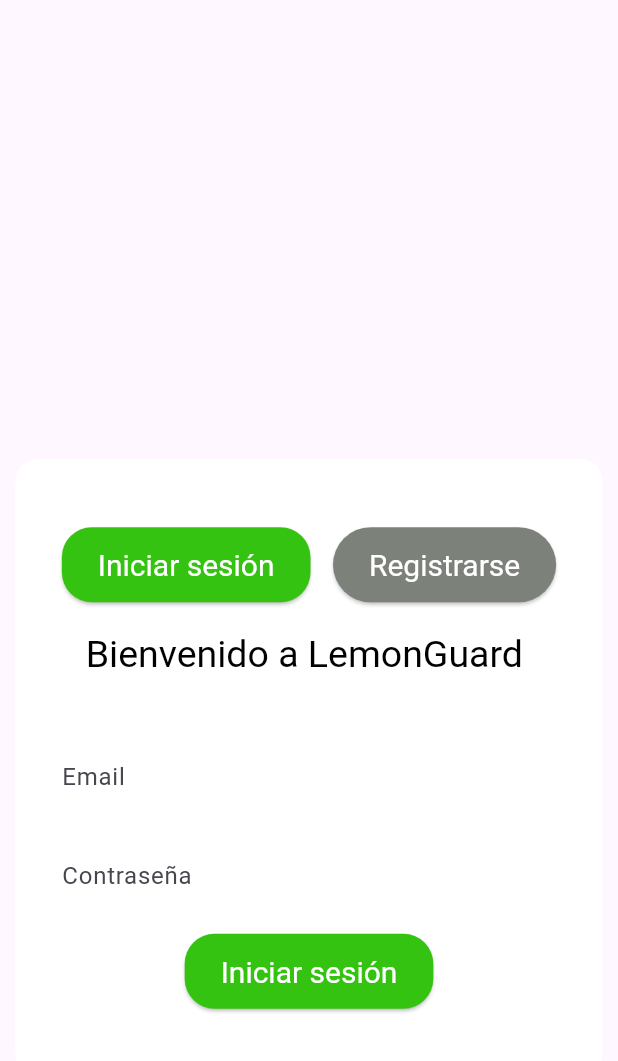
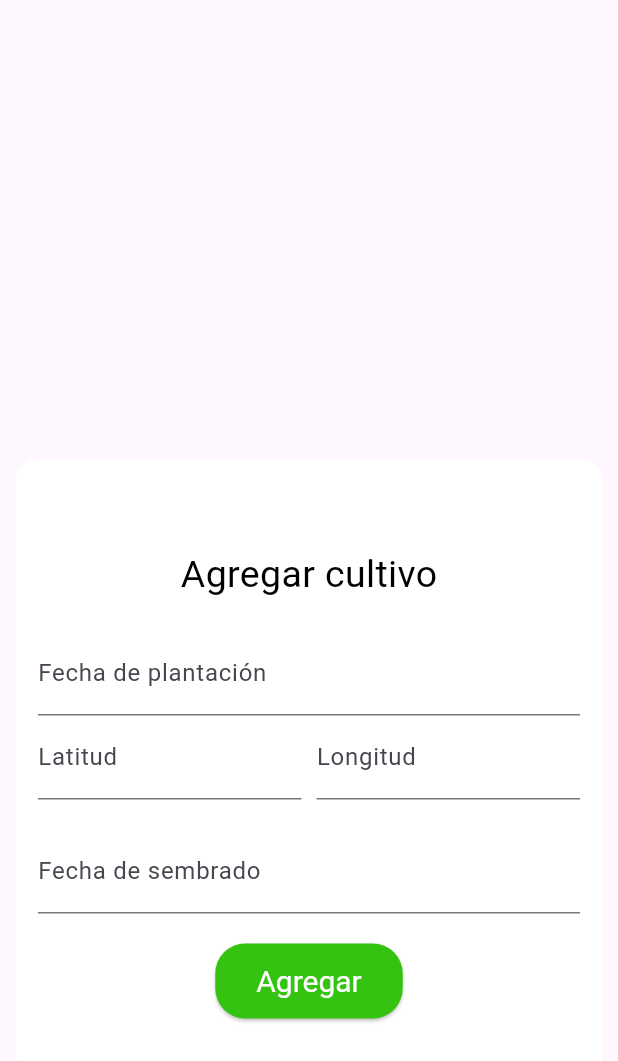
Before and after one commit to SharyPrada/lemonGuard, a Flutter app: the HomeBody widget shown alone on an empty page, opened directly, on a phone screen of 412 x 824 dp. Shown: the top 1061 px of the screen. Run offline on Flutter 3.47's test engine with Material 3 defaults, Android fonts, the light colour scheme and no system bars; our stand-ins replace shared_preferences; missing offline and left inert: jwt_decode; accounts and stored records are empty.

Commit message:
cambios en validaciones, y creacion de index de cultivo

```diff
--- a/lib/routes.dart
+++ b/lib/routes.dart
@@ -1,9 +1,14 @@
-class ApiService {
+class ApiUserService {
   static const String apiBaseUrl = 'http://127.0.0.1:8000/api/';
 
-  static const String apiLoginUrl = '${apiBaseUrl}pruebalogin';
-  static const String apiRegisterUrl = '${apiBaseUrl}pruebaregister/';
+  static const String apiLoginUrl = '${apiBaseUrl}users/login/';
+  static const String apiRegisterUrl = '${apiBaseUrl}users/signup/';
   static const String apiGetUserUrl = '${apiBaseUrl}users/me/';
+}
+class ApiCropService {
+  static const String apiBaseUrl = 'http://127.0.0.1:8000/api/';
 
-
+  static const String getDataCropIndexUrl = '${apiBaseUrl}crops/index/';
+  static const String apiRegisterUrl = '${apiBaseUrl}crops/edit/';
+  static const String apiGetUserUrl = '${apiBaseUrl}crops/create/';
 }
--- a/lib/screens/base_style.dart
+++ b/lib/screens/base_style.dart
@@ -10,6 +10,7 @@
   Widget build(BuildContext context) {
     return Container(
       decoration: const BoxDecoration(
+        color: Colors.transparent,
         image: DecorationImage(
           image: AssetImage('assets/fondo.png'),
           fit: BoxFit.cover,
--- /dev/null
+++ b/lib/screens/crop_lemon/index.dart
@@ -0,0 +1,139 @@
+import 'package:flutter/material.dart';
+import 'package:lemon_guard/screens/base_style.dart';
+import 'package:lemon_guard/screens/layouts/navbar.dart';
+
+class IndexCropScreen extends StatelessWidget {
+  const IndexCropScreen({super.key});
+
+  @override
+  Widget build(BuildContext context) {
+
+    return const Scaffold(
+      backgroundColor: Colors.transparent,
+      body: BackgroundContainer(
+       child: Scaffold(
+          backgroundColor: Colors.transparent,
+          body: BackgroundContainer(
+            child: Stack( // Usar Stack para superponer el NavBar
+              children: [
+                HomeBody(),
+                Positioned(
+                  top : 0.0,
+                  left: 0.0,
+                  right: 0.0,
+                  child: NavBar(),
+                ),
+              ],
+            ),
+          ),
+        ),
+      ),
+    );
+  }
+}
+
+class HomeBody extends StatefulWidget {
+  const HomeBody({super.key});
+
+  @override
+  State<HomeBody> createState() => _HomeBodyState();
+}
+
+class _HomeBodyState extends State<HomeBody> {
+  final TextEditingController fechaPlantacionController = TextEditingController();
+  final TextEditingController latitudController = TextEditingController();
+  final TextEditingController longitudController = TextEditingController();
+  final TextEditingController tiempoCosechaController = TextEditingController();
+
+  @override
+  Widget build(BuildContext context) {
+    return Padding(
+      padding: const EdgeInsets.only(top: 200),
+      child: Center(
+        child: SizedBox(
+          width: MediaQuery.of(context).size.width * 0.95,
+          height: MediaQuery.of(context).size.height * 0.5,
+          child: Container(
+            padding: const EdgeInsets.only(top: 0),
+            decoration: BoxDecoration(
+              color: Colors.white,
+              borderRadius: BorderRadius.circular(15),
+            ),
+            child: Padding(
+              padding: const EdgeInsets.all(15),
+              child: Column(
+                mainAxisAlignment: MainAxisAlignment.center,
+                children: <Widget>[
+                  const SizedBox(height: 20),
+                  const Text(
+                    "Agregar cultivo",
+                    style: TextStyle(fontSize: 25, color: Colors.black),
+                  ),
+                  const SizedBox(height: 20),
+                  TextField(
+                    controller: fechaPlantacionController,
+                    decoration: const InputDecoration(
+                      labelText: "Fecha de plantación",
+                    ),
+                  ),
+                  Row(
+                    children: [
+                      Expanded(
+                        child: TextField(
+                          controller: latitudController,
+                          decoration: const InputDecoration(
+                            labelText: "Latitud",
+                          ),
+                        ),
+                      ),
+                      const SizedBox(width: 10),
+                      Expanded(
+                        child: TextField(
+                          controller: longitudController,
+                          decoration: const InputDecoration(
+                            labelText: "Longitud",
+                          ),
+                        ),
+                      ),
+                    ],
+                  ),
+                  const SizedBox(height: 20),
+                  GestureDetector(
+                    onTap: () async {
+                      DateTime? selectedDate = await showDatePicker(
+                        context: context,
+                        initialDate: DateTime.now(),
+                        firstDate: DateTime(2023),
+                        lastDate: DateTime(2025),
+                      );
+
+                      if (selectedDate != null) {
+                        tiempoCosechaController.text = selectedDate.toString().split(' ')[0];
+                      }
+                    },
+                    child: InkResponse(
+                      child: TextField(
+                        controller: tiempoCosechaController,
+                        readOnly: true, // Deshabilita la escritura manual
+                        decoration: const InputDecoration(
+                          labelText: "Fecha de sembrado",
+                        ),
+                      ),
+                    ),
+                  ),
+                  const SizedBox(height: 20),
+                  Center(
+                    child: GreenRoundedButton(
+                      text: 'Agregar',
+                      onPressed: () {}
+                    ),
+                  ),
+                ],
+              ),
+            ),
+          ),
+        ),
+      ),
+    );
+  }
+}
--- a/lib/utils/validations.dart
+++ b/lib/utils/validations.dart
@@ -1,4 +1,5 @@
 class ValidationUtils {
+
   // Función para validar el formato del correo electrónico
   static bool isValidEmail(String value) {
     // Utiliza una expresión regular para validar el formato de correo electrónico
@@ -18,5 +19,4 @@
     // Verifica que la cadena tenga al menos la longitud mínima especificada
     return value.length >= minLength;
   }
-
 }
--- a/pubspec.yaml
+++ b/pubspec.yaml
@@ -39,6 +39,8 @@
   firebase_auth: ^4.17.9
   http: ^1.2.1
   firebase_core: ^2.27.1
+  jwt_decode: ^0.3.0
+  shared_preferences: ^2.2.2
 
 dev_dependencies:
   flutter_test:
```
Also changed, not shown: lib/main.dart (+3 -13 lines), lib/screens/layouts/navbar.dart (added, +63 -0 lines), lib/screens/login_screen.dart (renamed from lib/screens/home_screen.dart, +24 -18 lines), lib/screens/register_screen.dart (+10 -19 lines), lib/services/api_crop_service.dart (added, +33 -0 lines), lib/services/api_user_service.dart (added, +66 -0 lines), lib/utils/api_user_service.dart (deleted, +0 -49 lines), lib/utils/functions_global.dart (added, +55 -0 lines), lib/utils/navegations.dart (added, +38 -0 lines), pubspec.lock, 1 other file.
